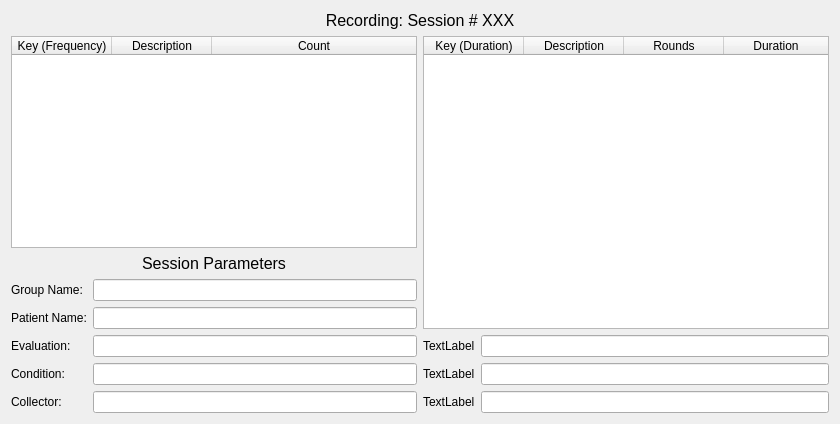
This is recordingwindow.ui in miyamot0/DataTracker3 as Qt 5 draws it before an edit. The edited form follows.
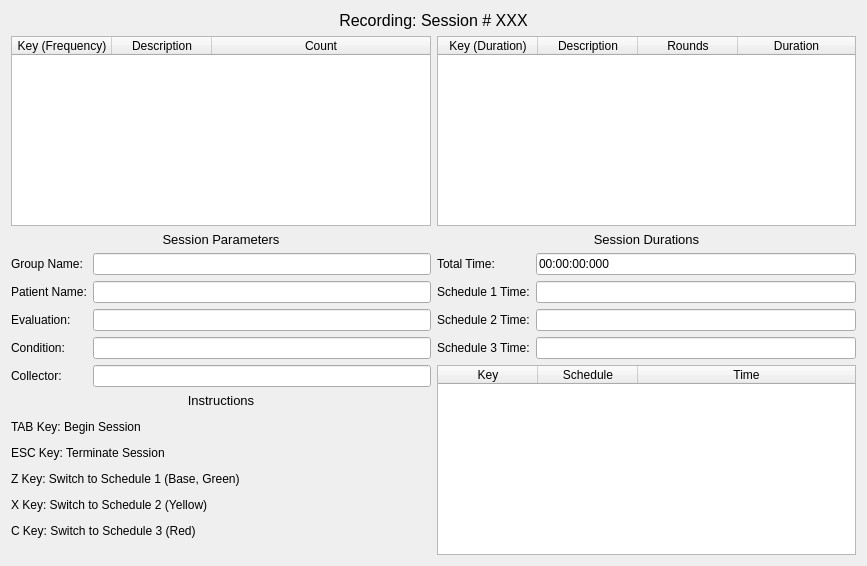
This is the edited form.

Commit message: Base methods

```diff
--- a/recordingwindow.ui
+++ b/recordingwindow.ui
@@ -6,8 +6,8 @@
    <rect>
     <x>0</x>
     <y>0</y>
-    <width>840</width>
-    <height>424</height>
+    <width>867</width>
+    <height>566</height>
    </rect>
   </property>
   <property name="windowTitle">
@@ -30,6 +30,8 @@
       </widget>
      </item>
      <item>
+      <layout class="QHBoxLayout" name="horizontalTopLayout">
+       <item>
       <layout class="QHBoxLayout" name="layoutSides">
        <item>
         <layout class="QVBoxLayout" name="panelLeft">
@@ -38,6 +40,18 @@
            <property name="editTriggers">
             <set>QAbstractItemView::NoEditTriggers</set>
            </property>
+             <property name="tabKeyNavigation">
+              <bool>false</bool>
+             </property>
+             <property name="showDropIndicator" stdset="0">
+              <bool>false</bool>
+             </property>
+             <property name="selectionMode">
+              <enum>QAbstractItemView::NoSelection</enum>
+             </property>
+             <property name="showGrid">
+              <bool>false</bool>
+             </property>
            <attribute name="horizontalHeaderStretchLastSection">
             <bool>true</bool>
            </attribute>
@@ -61,12 +75,71 @@
            </column>
           </widget>
          </item>
+          </layout>
+         </item>
+         <item>
+          <layout class="QVBoxLayout" name="panelRight">
+           <item>
+            <widget class="QTableWidget" name="tableWidgetDuration">
+             <property name="editTriggers">
+              <set>QAbstractItemView::NoEditTriggers</set>
+             </property>
+             <property name="tabKeyNavigation">
+              <bool>false</bool>
+             </property>
+             <property name="showDropIndicator" stdset="0">
+              <bool>false</bool>
+             </property>
+             <property name="selectionMode">
+              <enum>QAbstractItemView::NoSelection</enum>
+             </property>
+             <property name="showGrid">
+              <bool>false</bool>
+             </property>
+             <attribute name="horizontalHeaderStretchLastSection">
+              <bool>true</bool>
+             </attribute>
+             <attribute name="verticalHeaderVisible">
+              <bool>false</bool>
+             </attribute>
+             <column>
+              <property name="text">
+               <string>Key (Duration)</string>
+              </property>
+             </column>
+             <column>
+              <property name="text">
+               <string>Description</string>
+              </property>
+             </column>
+             <column>
+              <property name="text">
+               <string>Rounds</string>
+              </property>
+             </column>
+             <column>
+              <property name="text">
+               <string>Duration</string>
+              </property>
+             </column>
+            </widget>
+           </item>
+          </layout>
+         </item>
+        </layout>
+       </item>
+      </layout>
+     </item>
+     <item>
+      <layout class="QHBoxLayout" name="horizontalLayout">
+       <item>
+        <layout class="QVBoxLayout" name="panelLeftBottom">
          <item>
           <layout class="QFormLayout" name="layoutParameters">
            <item row="0" column="0" colspan="2">
             <widget class="QLabel" name="labelTitle_2">
              <property name="text">
-              <string>&lt;html&gt;&lt;head/&gt;&lt;body&gt;&lt;p align=&quot;center&quot;&gt;&lt;span style=&quot; font-size:12pt;&quot;&gt;Session Parameters&lt;/span&gt;&lt;/p&gt;&lt;/body&gt;&lt;/html&gt;</string>
+              <string>&lt;html&gt;&lt;head/&gt;&lt;body&gt;&lt;p align=&quot;center&quot;&gt;&lt;span style=&quot; font-size:10pt;&quot;&gt;Session Parameters&lt;/span&gt;&lt;/p&gt;&lt;/body&gt;&lt;/html&gt;</string>
              </property>
             </widget>
            </item>
@@ -120,77 +193,121 @@
            <item row="5" column="1">
             <widget class="QLineEdit" name="editCollector"/>
            </item>
-          </layout>
-         </item>
-        </layout>
-       </item>
-       <item>
-        <layout class="QVBoxLayout" name="panelRight">
-         <item>
-          <widget class="QTableWidget" name="tableWidgetDuration">
-           <property name="editTriggers">
-            <set>QAbstractItemView::NoEditTriggers</set>
-           </property>
-           <attribute name="horizontalHeaderStretchLastSection">
-            <bool>true</bool>
-           </attribute>
-           <attribute name="verticalHeaderVisible">
-            <bool>false</bool>
-           </attribute>
-           <column>
+           <item row="6" column="0" colspan="2">
+            <widget class="QLabel" name="label_6">
             <property name="text">
-             <string>Key (Duration)</string>
-            </property>
-           </column>
-           <column>
-            <property name="text">
-             <string>Description</string>
-            </property>
-           </column>
-           <column>
-            <property name="text">
-             <string>Rounds</string>
-            </property>
-           </column>
-           <column>
-            <property name="text">
-             <string>Duration</string>
-            </property>
-           </column>
-          </widget>
-         </item>
+              <string>&lt;html&gt;&lt;head/&gt;&lt;body&gt;&lt;p align=&quot;center&quot;&gt;&lt;span style=&quot; font-size:10pt;&quot;&gt;Instructions&lt;/span&gt;&lt;/p&gt;&lt;p&gt;TAB Key: Begin Session&lt;/p&gt;&lt;p&gt;ESC Key: Terminate Session&lt;/p&gt;&lt;p&gt;Z Key: Switch to Schedule 1 (Base, Green)&lt;/p&gt;&lt;p&gt;X Key: Switch to Schedule 2 (Yellow)&lt;/p&gt;&lt;p&gt;C Key: Switch to Schedule 3 (Red)&lt;/p&gt;&lt;/body&gt;&lt;/html&gt;</string>
+             </property>
+            </widget>
+           </item>
+          </layout>
+         </item>
+        </layout>
+       </item>
+       <item>
+        <layout class="QVBoxLayout" name="panelRightBottom">
          <item>
           <layout class="QFormLayout" name="layoutDurations">
-           <item row="0" column="0">
+           <item row="0" column="0" colspan="2">
+            <widget class="QLabel" name="label_4">
+             <property name="text">
+              <string>&lt;html&gt;&lt;head/&gt;&lt;body&gt;&lt;p align=&quot;center&quot;&gt;&lt;span style=&quot; font-size:10pt;&quot;&gt;Session Durations&lt;/span&gt;&lt;/p&gt;&lt;/body&gt;&lt;/html&gt;</string>
+             </property>
+            </widget>
+           </item>
+           <item row="1" column="0">
             <widget class="QLabel" name="label">
              <property name="text">
-              <string>TextLabel</string>
+              <string>Total Time:</string>
              </property>
             </widget>
            </item>
-           <item row="0" column="1">
-            <widget class="QLineEdit" name="lineEdit"/>
+           <item row="1" column="1">
+            <widget class="QLineEdit" name="editTimerBase">
+             <property name="text">
+              <string>00:00:00:000</string>
+             </property>
+             <property name="readOnly">
+              <bool>true</bool>
+             </property>
+            </widget>
            </item>
-           <item row="1" column="0">
+           <item row="2" column="0">
             <widget class="QLabel" name="label_2">
              <property name="text">
-              <string>TextLabel</string>
+              <string>Schedule 1 Time:</string>
              </property>
             </widget>
            </item>
-           <item row="1" column="1">
+           <item row="2" column="1">
             <widget class="QLineEdit" name="lineEdit_2"/>
            </item>
-           <item row="2" column="0">
+           <item row="3" column="0">
             <widget class="QLabel" name="label_3">
              <property name="text">
-              <string>TextLabel</string>
+              <string>Schedule 2 Time:</string>
              </property>
             </widget>
            </item>
-           <item row="2" column="1">
+           <item row="3" column="1">
             <widget class="QLineEdit" name="lineEdit_3"/>
            </item>
+           <item row="4" column="0">
+            <widget class="QLabel" name="label_5">
+             <property name="text">
+              <string>Schedule 3 Time:</string>
+             </property>
+            </widget>
+           </item>
+           <item row="4" column="1">
+            <widget class="QLineEdit" name="lineEdit_4"/>
+           </item>
+           <item row="5" column="0" colspan="2">
+            <widget class="QTableWidget" name="tableWidgetLog">
+             <property name="sizePolicy">
+              <sizepolicy hsizetype="Expanding" vsizetype="Preferred">
+               <horstretch>0</horstretch>
+               <verstretch>0</verstretch>
+              </sizepolicy>
+             </property>
+             <property name="editTriggers">
+              <set>QAbstractItemView::NoEditTriggers</set>
+             </property>
+             <property name="tabKeyNavigation">
+              <bool>false</bool>
+             </property>
+             <property name="showDropIndicator" stdset="0">
+              <bool>false</bool>
+             </property>
+             <property name="alternatingRowColors">
+              <bool>true</bool>
+             </property>
+             <property name="showGrid">
+              <bool>false</bool>
+             </property>
+             <attribute name="horizontalHeaderStretchLastSection">
+              <bool>true</bool>
+             </attribute>
+             <attribute name="verticalHeaderVisible">
+              <bool>false</bool>
+             </attribute>
+             <column>
+              <property name="text">
+               <string>Key</string>
+              </property>
+             </column>
+             <column>
+              <property name="text">
+               <string>Schedule</string>
+              </property>
+             </column>
+             <column>
+              <property name="text">
+               <string>Time</string>
+              </property>
+             </column>
+            </widget>
+           </item>
           </layout>
          </item>
         </layout>
```
Lines whose indentation alone changed are shown as unchanged. The commit also changes 7 other files.
